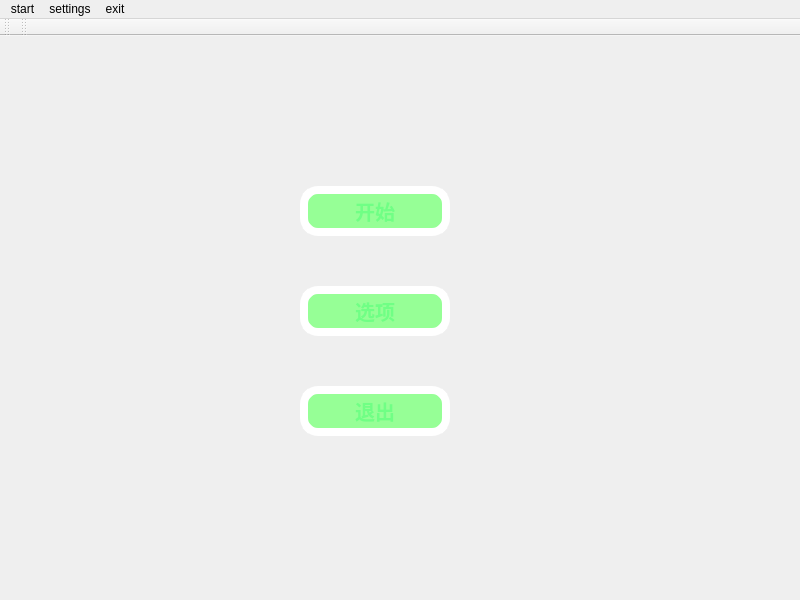
First picture: the form in Snake/mainwindow.ui, repository lishurui0612/qtSnake, before the edit.
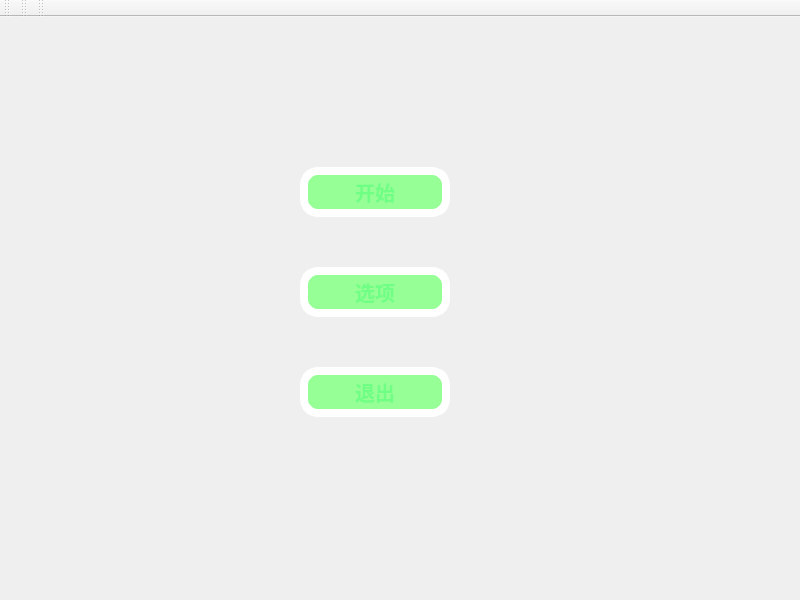
Second picture: the form after the edit. Icons and pictures are not drawn.

What changed in the file:
```diff
--- a/Snake/mainwindow.ui
+++ b/Snake/mainwindow.ui
@@ -180,24 +180,6 @@
      <height>17</height>
     </rect>
    </property>
-   <widget class="QMenu" name="menusettings">
-    <property name="title">
-     <string>settings</string>
-    </property>
-   </widget>
-   <widget class="QMenu" name="menuexit">
-    <property name="title">
-     <string>exit</string>
-    </property>
-   </widget>
-   <widget class="QMenu" name="menustart">
-    <property name="title">
-     <string>start</string>
-    </property>
-   </widget>
-   <addaction name="menustart"/>
-   <addaction name="menusettings"/>
-   <addaction name="menuexit"/>
   </widget>
   <widget class="QToolBar" name="mainToolBar">
    <attribute name="toolBarArea">
@@ -208,6 +190,9 @@
    </attribute>
   </widget>
   <widget class="QToolBar" name="toolBar">
+   <property name="enabled">
+    <bool>false</bool>
+   </property>
    <property name="windowTitle">
     <string>toolBar</string>
    </property>
@@ -218,6 +203,17 @@
     <bool>false</bool>
    </attribute>
   </widget>
+  <widget class="QToolBar" name="toolBar_2">
+   <property name="windowTitle">
+    <string>toolBar_2</string>
+   </property>
+   <attribute name="toolBarArea">
+    <enum>TopToolBarArea</enum>
+   </attribute>
+   <attribute name="toolBarBreak">
+    <bool>false</bool>
+   </attribute>
+  </widget>
   <action name="actiondsf">
    <property name="text">
     <string>1p</string>
```
Left out of the diff: 4 changed lines with no effect on the pictures.
